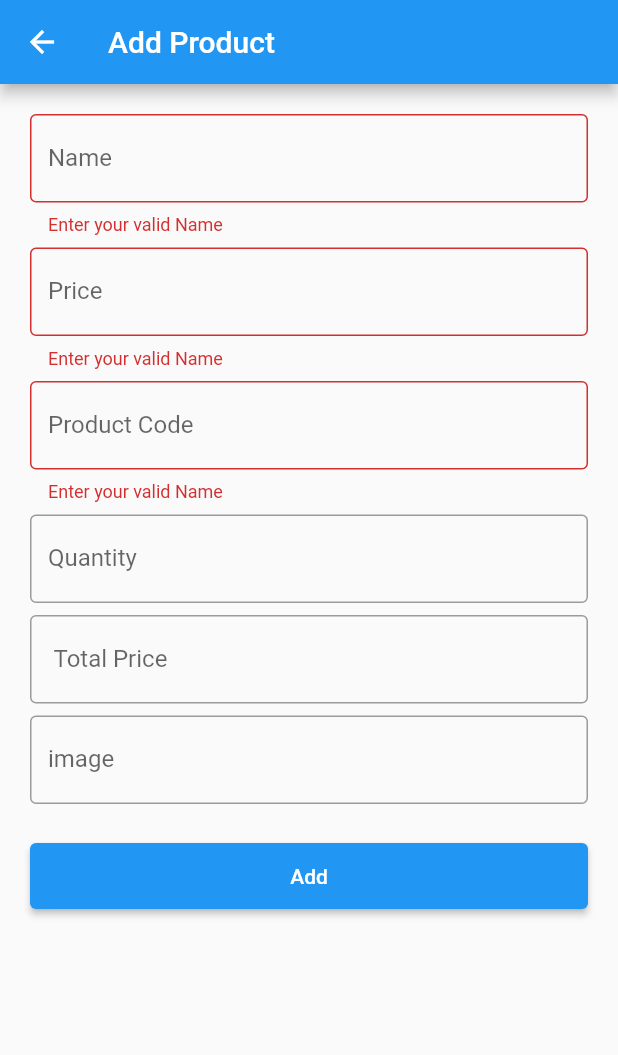
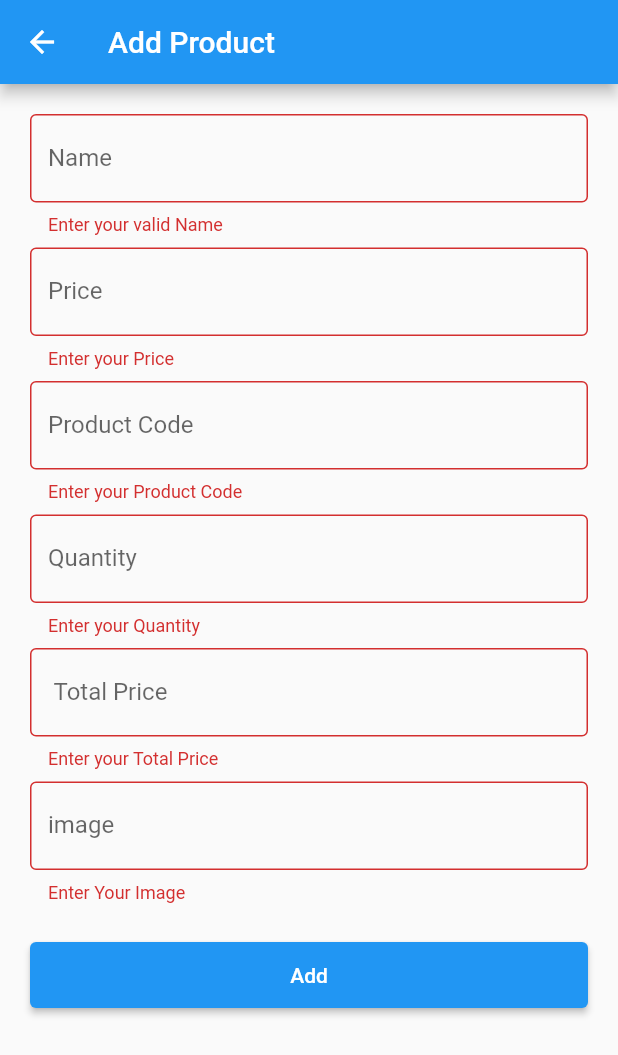
Before and after one commit to jubayed004/curdopration_app, a Flutter app: the AddNewProductScreen screen opened directly, after a tap on "Add", on a phone screen of 412 x 824 dp. Shown: the top 1055 px of the screen. Run offline on Flutter 3.47's test engine with Material 2 defaults, Android fonts, the phone set to English and light mode, and no system bars; network calls fail.

Commit message:
feat(addnewproduct screen): incompeletd

```diff
--- a/lib/screen/add_new_product/add_new_product_screen.dart
+++ b/lib/screen/add_new_product/add_new_product_screen.dart
@@ -1,3 +1,5 @@
+import 'dart:convert';
+
 import 'package:flutter/material.dart';
 import 'package:http/http.dart';
 
@@ -9,14 +11,60 @@ class AddNewProductScreen extends StatefulWidget {
 }
 
 class _AddNewProductScreenState extends State<AddNewProductScreen> {
+
+  bool isLoading = false;
   final TextEditingController _nameController = TextEditingController();
   final TextEditingController _productCodeController = TextEditingController();
   final TextEditingController _priceController = TextEditingController();
   final TextEditingController _quantityController = TextEditingController();
   final TextEditingController _totalPriceController = TextEditingController();
   final TextEditingController _imageController = TextEditingController();
+
   final GlobalKey<FormState> _formState = GlobalKey<FormState>();
 
+  void addProduct() async {
+    isLoading = true;
+    setState(() {
+    });
+    Response response = await post(
+        Uri.parse("https://crud.teamrabbil.com/api/v1/CreateProduct"),
+        headers: {'Content-type': 'application/json'},
+        body: jsonEncode({
+          "Img": _imageController.text.trim(),
+          "ProductCode": _productCodeController.text.trim(),
+          "ProductName": _nameController.text.trim(),
+          "Qty": _quantityController.text.trim(),
+          "TotalPrice": _totalPriceController.text.trim(),
+          "UnitPrice": _priceController.text.trim()
+        }));
+    if (response.statusCode == 200) {
+      final decodedBody = jsonDecode(response.body);
+      if (decodedBody['status'] == 'success') {
+        isLoading = false;
+        if (mounted) {
+          setState(() {
+
+          });
+          _imageController.clear();
+          _productCodeController.clear();
+          _priceController.clear();
+          _totalPriceController.clear();
+          _quantityController.clear();
+          _nameController.clear();
+          ScaffoldMessenger.of(context).showSnackBar(const SnackBar(
+            content: Text("New Product Add Success"),
+          ));
+        }
+      } else {
+        if (mounted) {
+
+          ScaffoldMessenger.of(context).showSnackBar(const SnackBar(
+            content: Text("New Product failed. Try Again!"),
+          ));
+        }
+      }
+    }
+  }
   @override
   Widget build(BuildContext context) {
     return Scaffold(
@@ -52,7 +100,7 @@ class _AddNewProductScreenState extends State<AddNewProductScreen> {
                   ),
                   validator: (String? value) {
                     if (value?.isEmpty ?? true) {
-                      return "Enter your valid Name";
+                      return "Enter your Price";
                     }
                     return null;
                   },
@@ -67,7 +115,7 @@ class _AddNewProductScreenState extends State<AddNewProductScreen> {
                   ),
                   validator: (String? value) {
                     if (value?.isEmpty ?? true) {
-                      return "Enter your valid Name";
+                      return "Enter your Product Code";
                     }
                     return null;
                   },
@@ -80,6 +128,12 @@ class _AddNewProductScreenState extends State<AddNewProductScreen> {
                   decoration: const InputDecoration(
                     labelText: 'Quantity',
                   ),
+                  validator: (String? value) {
+                    if (value?.isEmpty ?? true) {
+                      return "Enter your Quantity";
+                    }
+                    return null;
+                  },
                 ),
                 const SizedBox(
                   height: 8,
@@ -88,7 +142,14 @@ class _AddNewProductScreenState extends State<AddNewProductScreen> {
                     controller: _totalPriceController,
                     decoration: const InputDecoration(
                       labelText: ' Total Price',
-                    )),
+                    ),
+                  validator: (String? value) {
+                    if (value?.isEmpty ?? true) {
+                      return "Enter your Total Price ";
+                    }
+                    return null;
+                  },
+                ),
                 const SizedBox(
                   height: 8,
                 ),
@@ -96,34 +157,26 @@ class _AddNewProductScreenState extends State<AddNewProductScreen> {
                     controller: _imageController,
                     decoration: const InputDecoration(
                       labelText: 'image',
-                    )),
+                    ),
+                  validator: (String? value){
+                      if(value?.isEmpty?? true){
+                      return ("Enter Your Image");
+                      }
+                      return null;
+                  },
+                ),
                 const SizedBox(
                   height: 24,
                 ),
                 SizedBox(
                   width: double.infinity,
-                  child: ElevatedButton(
+                  child: isLoading?const Center(child: CircularProgressIndicator(),):ElevatedButton(
                       style: ElevatedButton.styleFrom(
                         padding: const EdgeInsets.symmetric(vertical: 14),
                       ),
-                      onPressed: () async{
+                      onPressed: () async {
                         if (_formState.currentState!.validate()) {
-                         Response response = await post(
-                              Uri.parse(
-                                  "https://crud.teamrabbil.com/api/v1/CreateProduct"),
-                              headers: {
-                                'Content-type' : 'application/json'
-                              },
-                             body: {
-                               "Img":"test",
-                               "ProductCode":"2345",
-                               "ProductName":"molbon",
-                               "Qty":"5655",
-                               "TotalPrice":"56789",
-                               "UnitPrice":"445"
-                             });
-                         print(response.statusCode);
-                         print(response.body);
+                          addProduct();
                         }
                       },
                       child: const Text("Add")),
--- a/lib/screen/home /home_screen.dart
+++ b/lib/screen/home /home_screen.dart
@@ -26,13 +26,12 @@ class _HomeScreenState extends State<HomeScreen> {
 
   Future<void> getProduct() async {
     isLoading = true;
-    setState(() => product.clear());
+    setState(() {});
     Response response =
         await get(Uri.parse("https://crud.teamrabbil.com/api/v1/ReadProduct"));
-    print(response.statusCode);
-    print(response.body);
     final Map<String, dynamic> decodedResponse = jsonDecode(response.body);
     if (response.statusCode == 200 && decodedResponse['status'] == 'success') {
+      product.clear();
       for (var e in decodedResponse['data']) {
         product.add(Products.toJson(e));
       }
```
